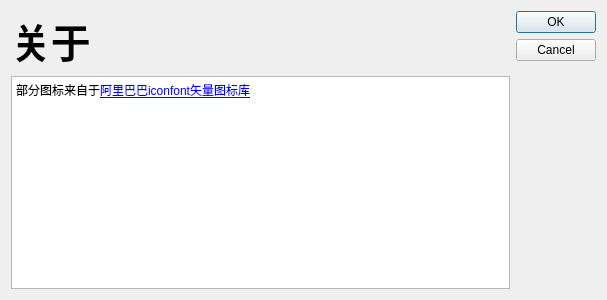
Before: the Qt Designer form dialogabout.ui in izwb003/ttsLiveHelper, drawn with Qt 5.
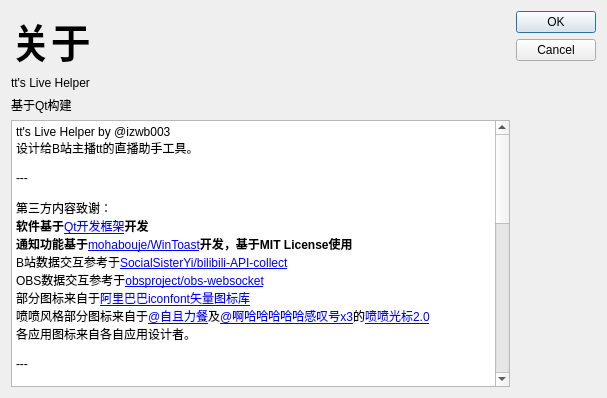
After: the same form once the commit is applied.

```diff
--- a/dialogabout.ui
+++ b/dialogabout.ui
@@ -7,7 +7,7 @@
     <x>0</x>
     <y>0</y>
     <width>607</width>
-    <height>300</height>
+    <height>398</height>
    </rect>
   </property>
   <property name="windowTitle">
@@ -29,6 +29,20 @@
        </property>
       </widget>
      </item>
+     <item>
+      <widget class="QLabel" name="labelVersionInfo">
+       <property name="text">
+        <string>tt's Live Helper</string>
+       </property>
+      </widget>
+     </item>
+     <item>
+      <widget class="QLabel" name="labelQtVersionInfo">
+       <property name="text">
+        <string>基于Qt构建</string>
+       </property>
+      </widget>
+     </item>
      <item>
       <widget class="QTextEdit" name="textEditAbout">
        <property name="html">
@@ -39,7 +53,47 @@
 li.unchecked::marker { content: &quot;\2610&quot;; }
 li.checked::marker { content: &quot;\2612&quot;; }
 &lt;/style&gt;&lt;/head&gt;&lt;body style=&quot; font-family:'Microsoft YaHei UI'; font-size:9pt; font-weight:400; font-style:normal;&quot;&gt;
-&lt;p style=&quot; margin-top:0px; margin-bottom:0px; margin-left:0px; margin-right:0px; -qt-block-indent:0; text-indent:0px;&quot;&gt;部分图标来自于&lt;a href=&quot;https://www.iconfont.cn/&quot;&gt;&lt;span style=&quot; text-decoration: underline; color:#0000ff;&quot;&gt;阿里巴巴iconfont矢量图标库&lt;/span&gt;&lt;/a&gt;&lt;/p&gt;&lt;/body&gt;&lt;/html&gt;</string>
+&lt;p style=&quot; margin-top:0px; margin-bottom:0px; margin-left:0px; margin-right:0px; -qt-block-indent:0; text-indent:0px;&quot;&gt;tt's Live Helper by @izwb003&lt;/p&gt;
+&lt;p style=&quot; margin-top:0px; margin-bottom:0px; margin-left:0px; margin-right:0px; -qt-block-indent:0; text-indent:0px;&quot;&gt;设计给B站主播tt的直播助手工具。&lt;/p&gt;
+&lt;p style=&quot;-qt-paragraph-type:empty; margin-top:0px; margin-bottom:0px; margin-left:0px; margin-right:0px; -qt-block-indent:0; text-indent:0px;&quot;&gt;&lt;br /&gt;&lt;/p&gt;
+&lt;p style=&quot; margin-top:0px; margin-bottom:0px; margin-left:0px; margin-right:0px; -qt-block-indent:0; text-indent:0px;&quot;&gt;---&lt;/p&gt;
+&lt;p style=&quot;-qt-paragraph-type:empty; margin-top:0px; margin-bottom:0px; margin-left:0px; margin-right:0px; -qt-block-indent:0; text-indent:0px;&quot;&gt;&lt;br /&gt;&lt;/p&gt;
+&lt;p style=&quot; margin-top:0px; margin-bottom:0px; margin-left:0px; margin-right:0px; -qt-block-indent:0; text-indent:0px;&quot;&gt;第三方内容致谢：&lt;/p&gt;
+&lt;p style=&quot; margin-top:0px; margin-bottom:0px; margin-left:0px; margin-right:0px; -qt-block-indent:0; text-indent:0px;&quot;&gt;&lt;span style=&quot; font-weight:700;&quot;&gt;软件基于&lt;/span&gt;&lt;a href=&quot;https://www.qt.io/&quot;&gt;&lt;span style=&quot; text-decoration: underline; color:#0000ff;&quot;&gt;Qt开发框架&lt;/span&gt;&lt;/a&gt;&lt;span style=&quot; font-weight:700;&quot;&gt;开发&lt;/span&gt;&lt;/p&gt;
+&lt;p style=&quot; margin-top:0px; margin-bottom:0px; margin-left:0px; margin-right:0px; -qt-block-indent:0; text-indent:0px;&quot;&gt;&lt;span style=&quot; font-weight:700;&quot;&gt;通知功能基于&lt;/span&gt;&lt;a href=&quot;https://github.com/mohabouje/WinToast&quot;&gt;&lt;span style=&quot; text-decoration: underline; color:#0000ff;&quot;&gt;mohabouje/WinToast&lt;/span&gt;&lt;/a&gt;&lt;span style=&quot; font-weight:700;&quot;&gt;开发，基于MIT License使用&lt;/span&gt;&lt;/p&gt;
+&lt;p style=&quot; margin-top:0px; margin-bottom:0px; margin-left:0px; margin-right:0px; -qt-block-indent:0; text-indent:0px;&quot;&gt;B站数据交互参考于&lt;a href=&quot;https://github.com/SocialSisterYi/bilibili-API-collect/&quot;&gt;&lt;span style=&quot; text-decoration: underline; color:#0000ff;&quot;&gt;SocialSisterYi/bilibili-API-collect&lt;/span&gt;&lt;/a&gt;&lt;/p&gt;
+&lt;p style=&quot; margin-top:0px; margin-bottom:0px; margin-left:0px; margin-right:0px; -qt-block-indent:0; text-indent:0px;&quot;&gt;OBS数据交互参考于&lt;a href=&quot;https://github.com/obsproject/obs-websocket/&quot;&gt;&lt;span style=&quot; text-decoration: underline; color:#0000ff;&quot;&gt;obsproject/obs-websocket&lt;/span&gt;&lt;/a&gt;&lt;/p&gt;
+&lt;p style=&quot; margin-top:0px; margin-bottom:0px; margin-left:0px; margin-right:0px; -qt-block-indent:0; text-indent:0px;&quot;&gt;部分图标来自于&lt;a href=&quot;https://www.iconfont.cn/&quot;&gt;&lt;span style=&quot; text-decoration: underline; color:#0000ff;&quot;&gt;阿里巴巴iconfont矢量图标库&lt;/span&gt;&lt;/a&gt;&lt;/p&gt;
+&lt;p style=&quot; margin-top:0px; margin-bottom:0px; margin-left:0px; margin-right:0px; -qt-block-indent:0; text-indent:0px;&quot;&gt;喷喷风格部分图标来自于&lt;a href=&quot;https://space.bilibili.com/113477706&quot;&gt;&lt;span style=&quot; text-decoration: underline; color:#0000ff;&quot;&gt;@自且力餐&lt;/span&gt;&lt;/a&gt;及&lt;a href=&quot;https://space.bilibili.com/297327046&quot;&gt;&lt;span style=&quot; text-decoration: underline; color:#0000ff;&quot;&gt;@啊哈哈哈哈哈感叹号x3&lt;/span&gt;&lt;/a&gt;的&lt;a href=&quot;https://www.bilibili.com/video/BV1Ds4y197A1/&quot;&gt;&lt;span style=&quot; text-decoration: underline; color:#0000ff;&quot;&gt;喷喷光标2.0&lt;/span&gt;&lt;/a&gt;&lt;/p&gt;
+&lt;p style=&quot; margin-top:0px; margin-bottom:0px; margin-left:0px; margin-right:0px; -qt-block-indent:0; text-indent:0px;&quot;&gt;各应用图标来自各自应用设计者。&lt;/p&gt;
+&lt;p style=&quot;-qt-paragraph-type:empty; margin-top:0px; margin-bottom:0px; margin-left:0px; margin-right:0px; -qt-block-indent:0; text-indent:0px;&quot;&gt;&lt;br /&gt;&lt;/p&gt;
+&lt;p style=&quot; margin-top:0px; margin-bottom:0px; margin-left:0px; margin-right:0px; -qt-block-indent:0; text-indent:0px;&quot;&gt;---&lt;/p&gt;
+&lt;p style=&quot;-qt-paragraph-type:empty; margin-top:0px; margin-bottom:0px; margin-left:0px; margin-right:0px; -qt-block-indent:0; text-indent:0px;&quot;&gt;&lt;br /&gt;&lt;/p&gt;
+&lt;p style=&quot; margin-top:0px; margin-bottom:0px; margin-left:0px; margin-right:0px; -qt-block-indent:0; text-indent:0px;&quot;&gt;您的房管在此祝您多多出金。&lt;/p&gt;
+&lt;p style=&quot;-qt-paragraph-type:empty; margin-top:0px; margin-bottom:0px; margin-left:0px; margin-right:0px; -qt-block-indent:0; text-indent:0px;&quot;&gt;&lt;br /&gt;&lt;/p&gt;
+&lt;p style=&quot; margin-top:0px; margin-bottom:0px; margin-left:0px; margin-right:0px; -qt-block-indent:0; text-indent:0px;&quot;&gt;---&lt;/p&gt;
+&lt;p style=&quot;-qt-paragraph-type:empty; margin-top:0px; margin-bottom:0px; margin-left:0px; margin-right:0px; -qt-block-indent:0; text-indent:0px;&quot;&gt;&lt;br /&gt;&lt;/p&gt;
+&lt;p style=&quot; margin-top:0px; margin-bottom:0px; margin-left:0px; margin-right:0px; -qt-block-indent:0; text-indent:0px;&quot;&gt;LICENSE&lt;/p&gt;
+&lt;p style=&quot;-qt-paragraph-type:empty; margin-top:0px; margin-bottom:0px; margin-left:0px; margin-right:0px; -qt-block-indent:0; text-indent:0px;&quot;&gt;&lt;br /&gt;&lt;/p&gt;
+&lt;p style=&quot; margin-top:0px; margin-bottom:0px; margin-left:0px; margin-right:0px; -qt-block-indent:0; text-indent:0px;&quot;&gt;&lt;span style=&quot; font-family:'Courier New'; color:#000000; background-color:transparent;&quot;&gt;Copyright (c) 2023 izwb003&lt;/span&gt;&lt;/p&gt;
+&lt;p style=&quot;-qt-paragraph-type:empty; margin-top:0px; margin-bottom:0px; margin-left:0px; margin-right:0px; -qt-block-indent:0; text-indent:0px; font-family:'Courier New'; color:#000000;&quot;&gt;&lt;br /&gt;&lt;/p&gt;
+&lt;p style=&quot; margin-top:0px; margin-bottom:0px; margin-left:0px; margin-right:0px; -qt-block-indent:0; text-indent:0px;&quot;&gt;&lt;span style=&quot; font-family:'Courier New'; color:#000000; background-color:transparent;&quot;&gt;Permission is hereby granted, free of charge, to any person obtaining a copy&lt;/span&gt;&lt;/p&gt;
+&lt;p style=&quot; margin-top:0px; margin-bottom:0px; margin-left:0px; margin-right:0px; -qt-block-indent:0; text-indent:0px;&quot;&gt;&lt;span style=&quot; font-family:'Courier New'; color:#000000; background-color:transparent;&quot;&gt;of this software and associated documentation files (the &amp;quot;Software&amp;quot;), to deal&lt;/span&gt;&lt;/p&gt;
+&lt;p style=&quot; margin-top:0px; margin-bottom:0px; margin-left:0px; margin-right:0px; -qt-block-indent:0; text-indent:0px;&quot;&gt;&lt;span style=&quot; font-family:'Courier New'; color:#000000; background-color:transparent;&quot;&gt;in the Software without restriction, including without limitation the rights&lt;/span&gt;&lt;/p&gt;
+&lt;p style=&quot; margin-top:0px; margin-bottom:0px; margin-left:0px; margin-right:0px; -qt-block-indent:0; text-indent:0px;&quot;&gt;&lt;span style=&quot; font-family:'Courier New'; color:#000000; background-color:transparent;&quot;&gt;to use, copy, modify, merge, publish, distribute, sublicense, and/or sell&lt;/span&gt;&lt;/p&gt;
+&lt;p style=&quot; margin-top:0px; margin-bottom:0px; margin-left:0px; margin-right:0px; -qt-block-indent:0; text-indent:0px;&quot;&gt;&lt;span style=&quot; font-family:'Courier New'; color:#000000; background-color:transparent;&quot;&gt;copies of the Software, and to permit persons to whom the Software is&lt;/span&gt;&lt;/p&gt;
+&lt;p style=&quot; margin-top:0px; margin-bottom:0px; margin-left:0px; margin-right:0px; -qt-block-indent:0; text-indent:0px;&quot;&gt;&lt;span style=&quot; font-family:'Courier New'; color:#000000; background-color:transparent;&quot;&gt;furnished to do so, subject to the following conditions:&lt;/span&gt;&lt;/p&gt;
+&lt;p style=&quot;-qt-paragraph-type:empty; margin-top:0px; margin-bottom:0px; margin-left:0px; margin-right:0px; -qt-block-indent:0; text-indent:0px; font-family:'Courier New'; color:#000000;&quot;&gt;&lt;br /&gt;&lt;/p&gt;
+&lt;p style=&quot; margin-top:0px; margin-bottom:0px; margin-left:0px; margin-right:0px; -qt-block-indent:0; text-indent:0px;&quot;&gt;&lt;span style=&quot; font-family:'Courier New'; color:#000000; background-color:transparent;&quot;&gt;The above copyright notice and this permission notice shall be included in all&lt;/span&gt;&lt;/p&gt;
+&lt;p style=&quot; margin-top:0px; margin-bottom:0px; margin-left:0px; margin-right:0px; -qt-block-indent:0; text-indent:0px;&quot;&gt;&lt;span style=&quot; font-family:'Courier New'; color:#000000; background-color:transparent;&quot;&gt;copies or substantial portions of the Software.&lt;/span&gt;&lt;/p&gt;
+&lt;p style=&quot;-qt-paragraph-type:empty; margin-top:0px; margin-bottom:0px; margin-left:0px; margin-right:0px; -qt-block-indent:0; text-indent:0px; font-family:'Courier New'; color:#000000;&quot;&gt;&lt;br /&gt;&lt;/p&gt;
+&lt;p style=&quot; margin-top:0px; margin-bottom:0px; margin-left:0px; margin-right:0px; -qt-block-indent:0; text-indent:0px;&quot;&gt;&lt;span style=&quot; font-family:'Courier New'; color:#000000; background-color:transparent;&quot;&gt;THE SOFTWARE IS PROVIDED &amp;quot;AS IS&amp;quot;, WITHOUT WARRANTY OF ANY KIND, EXPRESS OR&lt;/span&gt;&lt;/p&gt;
+&lt;p style=&quot; margin-top:0px; margin-bottom:0px; margin-left:0px; margin-right:0px; -qt-block-indent:0; text-indent:0px;&quot;&gt;&lt;span style=&quot; font-family:'Courier New'; color:#000000; background-color:transparent;&quot;&gt;IMPLIED, INCLUDING BUT NOT LIMITED TO THE WARRANTIES OF MERCHANTABILITY,&lt;/span&gt;&lt;/p&gt;
+&lt;p style=&quot; margin-top:0px; margin-bottom:0px; margin-left:0px; margin-right:0px; -qt-block-indent:0; text-indent:0px;&quot;&gt;&lt;span style=&quot; font-family:'Courier New'; color:#000000; background-color:transparent;&quot;&gt;FITNESS FOR A PARTICULAR PURPOSE AND NONINFRINGEMENT. IN NO EVENT SHALL THE&lt;/span&gt;&lt;/p&gt;
+&lt;p style=&quot; margin-top:0px; margin-bottom:0px; margin-left:0px; margin-right:0px; -qt-block-indent:0; text-indent:0px;&quot;&gt;&lt;span style=&quot; font-family:'Courier New'; color:#000000; background-color:transparent;&quot;&gt;AUTHORS OR COPYRIGHT HOLDERS BE LIABLE FOR ANY CLAIM, DAMAGES OR OTHER&lt;/span&gt;&lt;/p&gt;
+&lt;p style=&quot; margin-top:0px; margin-bottom:0px; margin-left:0px; margin-right:0px; -qt-block-indent:0; text-indent:0px;&quot;&gt;&lt;span style=&quot; font-family:'Courier New'; color:#000000; background-color:transparent;&quot;&gt;LIABILITY, WHETHER IN AN ACTION OF CONTRACT, TORT OR OTHERWISE, ARISING FROM,&lt;/span&gt;&lt;/p&gt;
+&lt;p style=&quot; margin-top:0px; margin-bottom:0px; margin-left:0px; margin-right:0px; -qt-block-indent:0; text-indent:0px;&quot;&gt;&lt;span style=&quot; font-family:'Courier New'; color:#000000; background-color:transparent;&quot;&gt;OUT OF OR IN CONNECTION WITH THE SOFTWARE OR THE USE OR OTHER DEALINGS IN THE&lt;/span&gt;&lt;/p&gt;
+&lt;p style=&quot; margin-top:0px; margin-bottom:0px; margin-left:0px; margin-right:0px; -qt-block-indent:0; text-indent:0px;&quot;&gt;&lt;span style=&quot; font-family:'Courier New'; color:#000000; background-color:transparent;&quot;&gt;SOFTWARE.&lt;/span&gt;&lt;/p&gt;&lt;/body&gt;&lt;/html&gt;</string>
        </property>
       </widget>
      </item>
```
Left out of the diff: 2 changed lines with no effect on the pictures.
